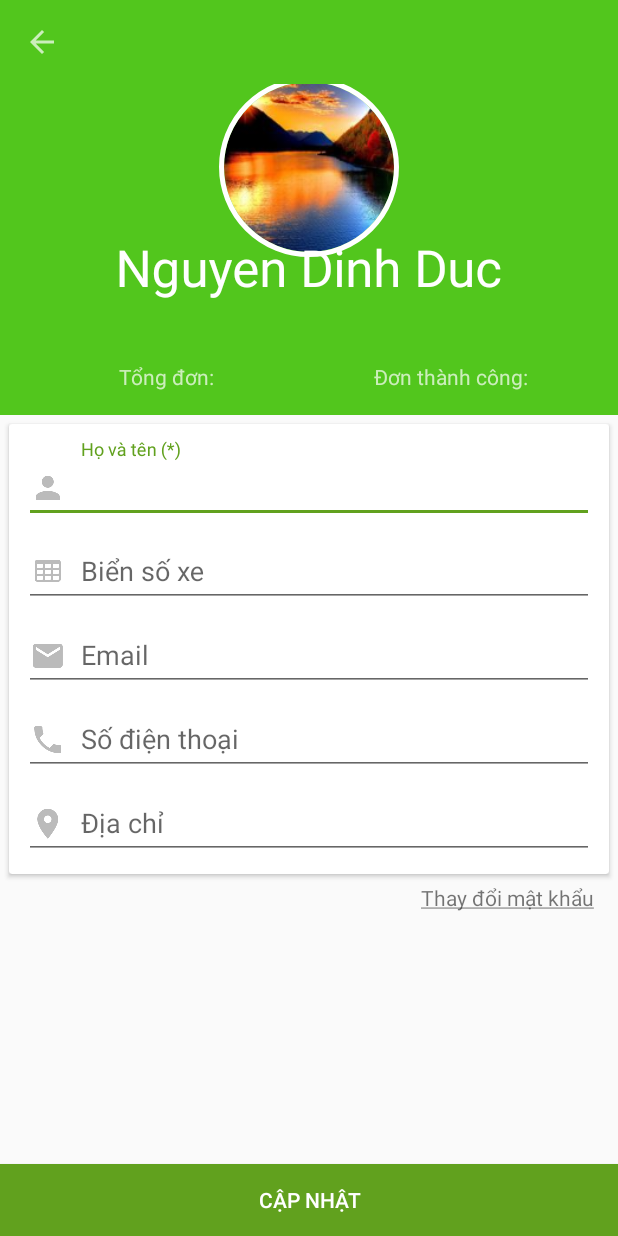
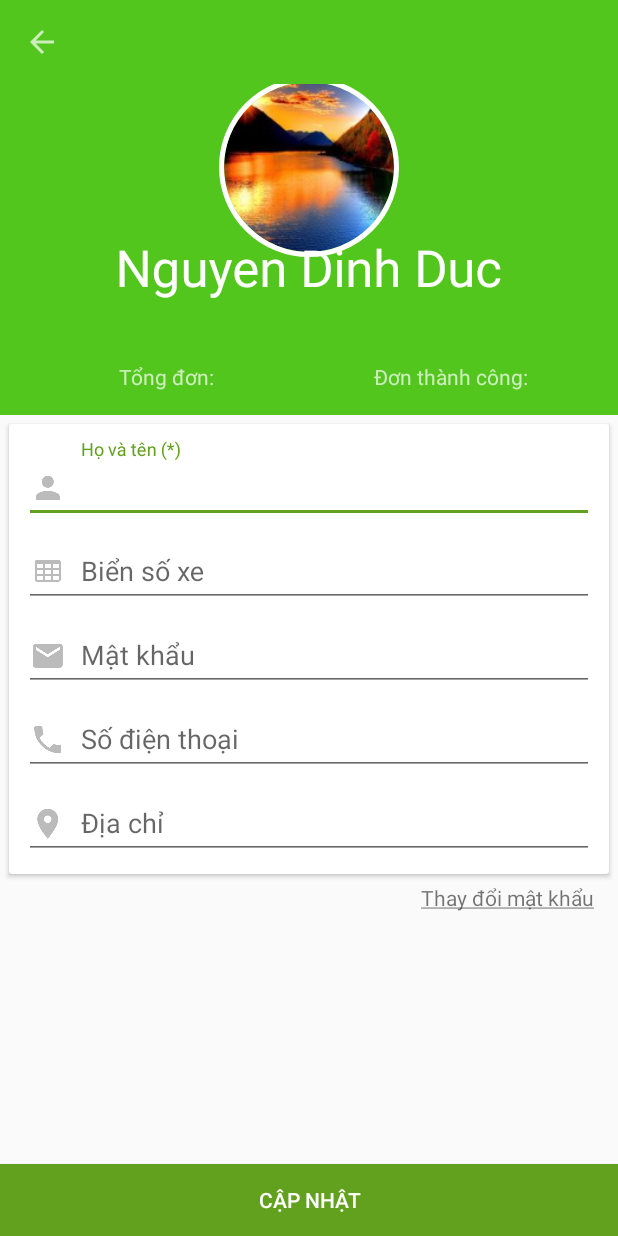
Before and after one commit to framgia/ishipper.android, an Android app: the UserProfileActivity screen opened directly, with no data from a screen before it, on a phone screen of 412 x 824 dp. Run offline under Robolectric (Android 15) with nearby library versions, the phone set to English and light mode, and no system bars; our stand-ins replace ButterKnife; libraries missing offline, so code that uses them is left out: com.mikhaellopez.circularimageview; plain views replace CircularImageView; 3 statements that could not run were skipped.

Commit message:
Update User Info

```diff
--- a/app/src/main/java/com/framgia/ishipper/common/Config.java
+++ b/app/src/main/java/com/framgia/ishipper/common/Config.java
@@ -1,4 +1,12 @@
 package com.framgia.ishipper.common;
+
+import android.content.Context;
+import android.text.TextUtils;
+
+import com.framgia.ishipper.model.User;
+import com.framgia.ishipper.util.Const.Storage;
+import com.framgia.ishipper.util.StorageUtils;
+import com.google.gson.Gson;
 
 /**
  * Created by HungNT on 7/21/16.
@@ -7,6 +15,47 @@ public class Config {
     public static final boolean DEBUG = true; // Develop-only-purpose, turn off it for released production
     public static final boolean IS_DEV = true;
 
-    public static int SCREEN_WIDTH;
-    public static int SCREEN_HEIGHT;
+    private static Config sInstance;
+
+    public static Config getInstance() {
+        if (sInstance == null) {
+            sInstance = new Config();
+        }
+        return sInstance;
+    }
+
+    // User info config
+    private User mUserInfo;
+
+    public User getUserInfo(Context context) {
+        if (mUserInfo == null) {
+            restoreUserInfoSetting(context);
+        }
+        return mUserInfo;
+    }
+
+    public void restoreUserInfoSetting(Context context) {
+        if (context == null) {
+            return;
+        }
+
+        String savedUserInfoJson = StorageUtils.getStringValue(context, Storage.KEY_USER_INFO);
+
+        if (TextUtils.isEmpty(savedUserInfoJson)) {
+            return;
+        }
+
+        mUserInfo = new Gson().fromJson(savedUserInfoJson, User.class);
+    }
+
+    public synchronized boolean setUserInfo(Context context, User userInfo) {
+        if (context == null || userInfo == null) {
+            return false;
+        }
+
+        mUserInfo = userInfo;
+
+        String userInfoJson = new Gson().toJson(userInfo);
+        return StorageUtils.setValue(context, Storage.KEY_USER_INFO, userInfoJson);
+    }
 }
--- a/app/src/main/java/com/framgia/ishipper/ui/activity/LoginActivity.java
+++ b/app/src/main/java/com/framgia/ishipper/ui/activity/LoginActivity.java
@@ -13,6 +13,7 @@ import com.framgia.ishipper.model.User;
 import com.framgia.ishipper.net.API;
 import com.framgia.ishipper.net.APIDefinition;
 import com.framgia.ishipper.net.APIResponse;
+import com.framgia.ishipper.util.Const;
 import com.framgia.ishipper.net.data.SignInData;
 
 import java.util.HashMap;
@@ -64,6 +65,7 @@ public class LoginActivity extends AppCompatActivity {
                     public void onResponse(APIResponse<SignInData> response) {
                         Toast.makeText(getBaseContext(), response.getMessage(), Toast.LENGTH_SHORT).show();
                         sUser = response.getData().getUser();
+                        Config.getInstance().setUserInfo(getApplicationContext(), response.getData().getUser());
                         startActivity(new Intent(LoginActivity.this, MainActivity.class));
                         finish();
                     }
@@ -79,7 +81,7 @@ public class LoginActivity extends AppCompatActivity {
     }
 
     private void getConfig() {
-        Config.SCREEN_WIDTH = getResources().getDisplayMetrics().widthPixels;
-        Config.SCREEN_HEIGHT = getResources().getDisplayMetrics().heightPixels;
+        Const.SCREEN_WIDTH = getResources().getDisplayMetrics().widthPixels;
+        Const.SCREEN_HEIGHT = getResources().getDisplayMetrics().heightPixels;
     }
 }
--- a/app/src/main/java/com/framgia/ishipper/util/MapUtils.java
+++ b/app/src/main/java/com/framgia/ishipper/util/MapUtils.java
@@ -6,7 +6,6 @@ import android.location.Geocoder;
 
 import com.directions.route.Routing;
 import com.directions.route.RoutingListener;
-import com.framgia.ishipper.common.Config;
 import com.google.android.gms.maps.CameraUpdate;
 import com.google.android.gms.maps.CameraUpdateFactory;
 import com.google.android.gms.maps.GoogleMap;
@@ -38,8 +37,8 @@ public class MapUtils {
         }
         LatLngBounds bounds = builder.build();
 
-        int width = Config.SCREEN_WIDTH;
-        int height = Config.SCREEN_HEIGHT;
+        int width = Const.SCREEN_WIDTH;
+        int height = Const.SCREEN_HEIGHT;
         int padding = (int) (width * 0.12);
 
         CameraUpdate cu = CameraUpdateFactory.newLatLngBounds(bounds, width, height, padding);
--- /dev/null
+++ b/app/src/main/java/com/framgia/ishipper/util/StorageUtils.java
@@ -0,0 +1,36 @@
+package com.framgia.ishipper.util;
+
+import android.content.Context;
+import android.content.SharedPreferences;
+
+/**
+ * Created by HungNT on 8/10/16.
+ */
+public class StorageUtils {
+
+    private static SharedPreferences getSharedPreferences(Context context) {
+        if (context == null) {
+            return null;
+        }
+        return context.getSharedPreferences(context.getPackageName(),
+                Context.MODE_PRIVATE);
+    }
+
+    public static String getStringValue(Context context, String key) {
+        SharedPreferences preferences = getSharedPreferences(context);
+        if (preferences == null) {
+            return "";
+        }
+        return preferences.getString(key, "");
+    }
+
+    public static boolean setValue(Context context, String key, String value) {
+        SharedPreferences preferences = getSharedPreferences(context);
+        if (preferences == null) {
+            return false;
+        }
+        SharedPreferences.Editor editor = preferences.edit();
+        editor.putString(key, value);
+        return editor.commit();
+    }
+}
--- a/app/src/main/res/layout/activity_user_profile.xml
+++ b/app/src/main/res/layout/activity_user_profile.xml
@@ -160,12 +160,13 @@
                             android:layout_height="wrap_content">
 
                             <android.support.design.widget.TextInputEditText
-                                android:id="@+id/edt_profile_email"
+                                android:id="@+id/edt_profile_password"
                                 android:layout_width="match_parent"
                                 android:layout_height="wrap_content"
                                 android:drawableLeft="@drawable/ic_email_24dp"
                                 android:drawablePadding="@dimen/tv_drawable_padding"
-                                android:hint="@string/profile_email"/>
+                                android:inputType="textPassword"
+                                android:hint="@string/all_password"/>
                         </android.support.design.widget.TextInputLayout>
 
                         <android.support.design.widget.TextInputLayout
--- a/app/src/main/res/values/colors.xml
+++ b/app/src/main/res/values/colors.xml
@@ -6,7 +6,7 @@
 
     <color name="colorGreen">#44b610</color>
     <color name="colorGreenDark">#72c125</color>
-    <color name="blue">#2e97cc</color>
+    <color name="blue">#304ffe</color>
     <color name="white">#fff</color>
     <color name="gray">#bdbab4</color>
     <color name="back_ground_grey">#ffeeeeee</color>
@@ -18,12 +18,14 @@
     <color name="grey_DA_light">#ffadadad</color>
     <color name="black_80">#7f000000</color>
     <color name="black_20">#33000000</color>
+    <color name="white_20">#33ffffff</color>
     <color name="light_gray">#e1e1e1</color>
     <color name="button_clean_background">#f9f9f9</color>
     <color name="button_stroke_clean">#ebebeb</color>
     <color name="btn_normal_background">#f9f9f9</color>
     <color name="color_status_pick">#ff7200</color>
     <color name="orange">#ff7200</color>
+    <color name="orange_dark">#ce5c01</color>
     <color name="color_status_shipping">#72c125</color>
     <color name="drawable_tint">#bdbdbd</color>
     <color name="bg_edt_create_order_step2">#dcffffff</color>
```
Also changed, not shown: app/src/main/java/com/framgia/ishipper/model/User.java (+7 -0 lines), app/src/main/java/com/framgia/ishipper/net/API.java (+34 -0 lines), app/src/main/java/com/framgia/ishipper/net/APIDefinition.java (+7 -2 lines), app/src/main/java/com/framgia/ishipper/net/APIServices.java (+10 -0 lines), app/src/main/java/com/framgia/ishipper/net/data/UpdateProfileData.java (added, +9 -0 lines), app/src/main/java/com/framgia/ishipper/ui/activity/UserProfileActivity.java (+47 -4 lines), app/src/main/java/com/framgia/ishipper/util/Const.java (+8 -17 lines), app/src/main/res/layout/activity_login.xml (+7 -3 lines), app/src/main/res/drawable-nodpi/main_background.png (added).
